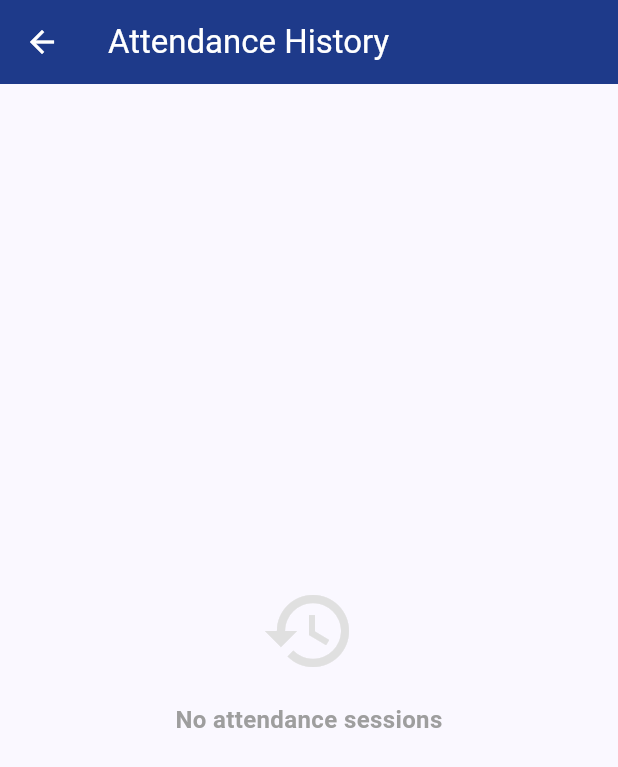
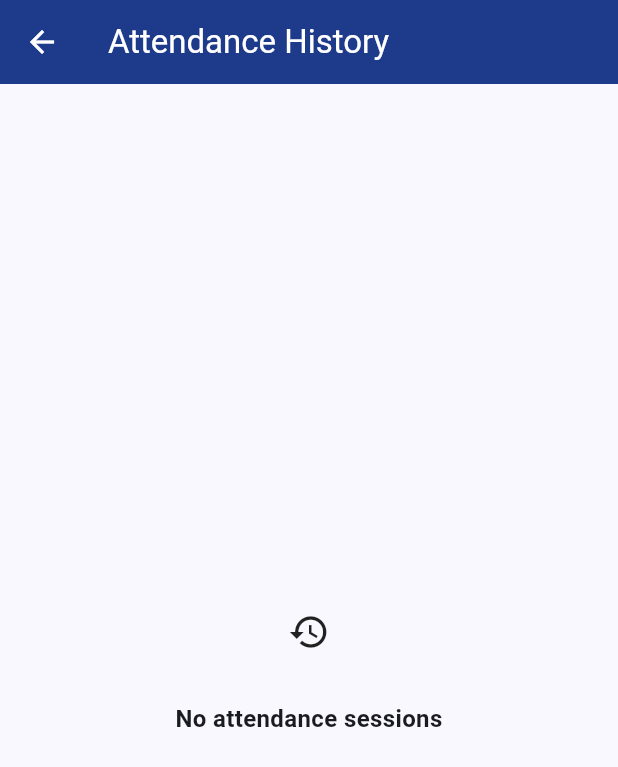
Before and after one commit to Sumitgujar/PROK, a Flutter app: the AttendanceHistoryScreen screen opened by its route, on a phone screen of 412 x 824 dp. Shown: the top 767 px of the screen. Run offline on Flutter 3.47's test engine with Material 3 defaults, Android fonts, the phone set to English and light mode, and no system bars; our stand-ins replace file_picker, go_router, shared_preferences; accounts and stored records are empty.

Commit message:
modified widgets

```diff
--- a/mobile/lib/widgets/empty_state_widget.dart
+++ b/mobile/lib/widgets/empty_state_widget.dart
@@ -1,5 +1,6 @@
 
-import "package:flutter/material.dart";
+import 'package:flutter/material.dart';
+import 'package:prok_mobile/theme/app_theme.dart';
 
 class EmptyStateWidget extends StatelessWidget {
   final String title;
@@ -7,17 +8,24 @@ class EmptyStateWidget extends StatelessWidget {
   final IconData icon;
   final VoidCallback? onAction;
   final String? actionLabel;
-  const EmptyStateWidget({super.key, required this.title, this.subtitle,
-      required this.icon, this.onAction, this.actionLabel});
-  @override Widget build(BuildContext context) => Center(
-    child: Padding(padding: const EdgeInsets.all(32), child: Column(
-      mainAxisSize: MainAxisSize.min, children: [
-        Icon(icon, size: 64, color: Colors.grey[300]),
-        const SizedBox(height: 16),
-        Text(title, style: const TextStyle(fontSize: 16, fontWeight: FontWeight.w600, color: Colors.grey), textAlign: TextAlign.center),
-        if (subtitle != null) Padding(padding: const EdgeInsets.only(top: 8),
-            child: Text(subtitle!, style: const TextStyle(color: Colors.grey, fontSize: 13), textAlign: TextAlign.center)),
-        if (onAction != null) Padding(padding: const EdgeInsets.only(top: 16),
-            child: ElevatedButton(onPressed: onAction, child: Text(actionLabel ?? "Get Started"))),
-      ])));
+  const EmptyStateWidget({super.key, required this.title, this.subtitle, this.icon = Icons.inbox_outlined, this.onAction, this.actionLabel});
+  @override
+  Widget build(BuildContext context) => Center(child: Padding(
+    padding: const EdgeInsets.all(40),
+    child: Column(mainAxisSize: MainAxisSize.min, children: [
+      Container(width: 64, height: 64,
+        decoration: const BoxDecoration(color: ProkColors.neutral100, shape: BoxShape.circle),
+        child: Icon(icon, size: 28, color: ProkColors.neutral400)),
+      const SizedBox(height: 14),
+      Text(title, style: const TextStyle(fontSize: 16, fontWeight: FontWeight.w600, color: ProkColors.neutral800), textAlign: TextAlign.center),
+      if (subtitle != null) ...[
+        const SizedBox(height: 6),
+        Text(subtitle!, style: const TextStyle(fontSize: 13, color: ProkColors.neutral400), textAlign: TextAlign.center),
+      ],
+      if (onAction != null) ...[
+        const SizedBox(height: 20),
+        ElevatedButton(onPressed: onAction, child: Text(actionLabel ?? 'Get Started')),
+      ],
+    ]),
+  ));
 }
```
Also changed, not shown: mobile/lib/widgets/error_state_widget.dart (+19 -11 lines), mobile/lib/widgets/loading_widget.dart (+11 -7 lines).
